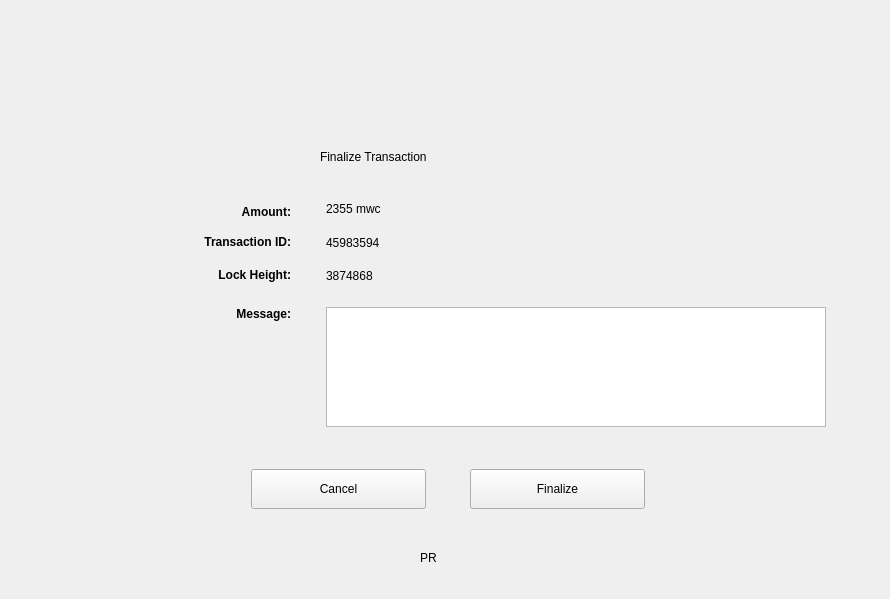
Qt form windows/g_filetransaction.ui (0xkobe/mwc-wallet) before a commit.
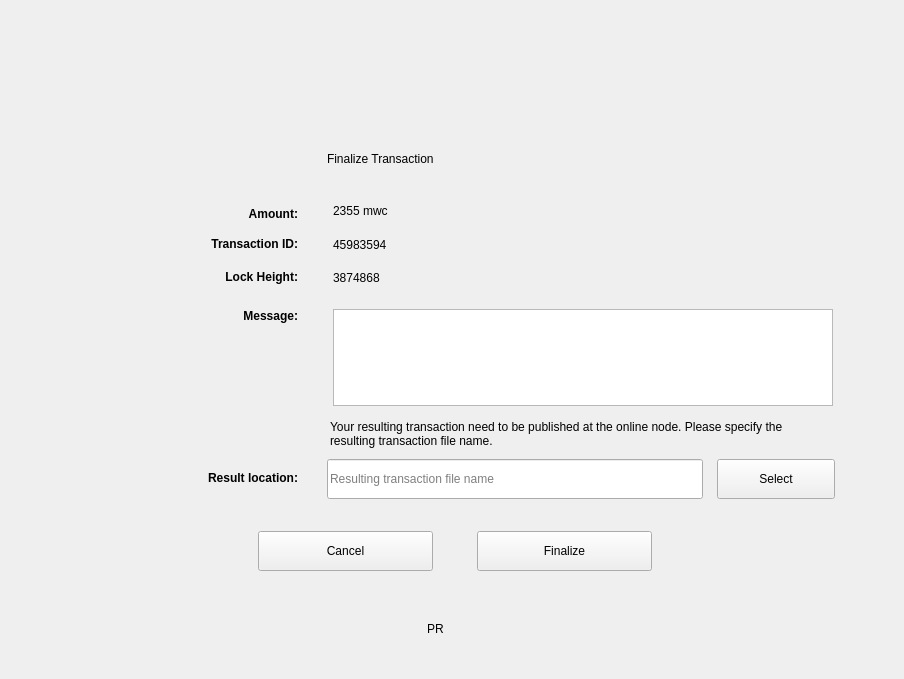
The same form after that commit. Icons and pictures are not drawn. Custom widgets are drawn as their Qt base class.

```diff
--- a/windows/g_filetransaction.ui
+++ b/windows/g_filetransaction.ui
@@ -6,8 +6,8 @@
    <rect>
     <x>0</x>
     <y>0</y>
-    <width>890</width>
-    <height>599</height>
+    <width>904</width>
+    <height>679</height>
    </rect>
   </property>
   <property name="windowTitle">
@@ -62,20 +62,20 @@
        <property name="minimumSize">
         <size>
          <width>778</width>
-         <height>430</height>
+         <height>475</height>
         </size>
        </property>
        <property name="maximumSize">
         <size>
          <width>778</width>
-         <height>430</height>
+         <height>475</height>
         </size>
        </property>
        <widget class="control::MwcPushButtonNormal" name="processButton">
         <property name="geometry">
          <rect>
           <x>414</x>
-          <y>384</y>
+          <y>429</y>
           <width>175</width>
           <height>40</height>
          </rect>
@@ -109,7 +109,7 @@
         <property name="geometry">
          <rect>
           <x>270</x>
-          <y>183</y>
+          <y>168</y>
           <width>500</width>
           <height>16</height>
          </rect>
@@ -122,7 +122,7 @@
         <property name="geometry">
          <rect>
           <x>270</x>
-          <y>114</y>
+          <y>99</y>
           <width>500</width>
           <height>19</height>
          </rect>
@@ -135,7 +135,7 @@
         <property name="geometry">
          <rect>
           <x>264</x>
-          <y>48</y>
+          <y>33</y>
           <width>388</width>
           <height>31</height>
          </rect>
@@ -151,7 +151,7 @@
         <property name="geometry">
          <rect>
           <x>104</x>
-          <y>147</y>
+          <y>132</y>
           <width>131</width>
           <height>20</height>
          </rect>
@@ -167,7 +167,7 @@
         <property name="geometry">
          <rect>
           <x>114</x>
-          <y>219</y>
+          <y>204</y>
           <width>121</width>
           <height>20</height>
          </rect>
@@ -183,7 +183,7 @@
         <property name="geometry">
          <rect>
           <x>180</x>
-          <y>18</y>
+          <y>3</y>
           <width>52</width>
           <height>61</height>
          </rect>
@@ -202,7 +202,7 @@
         <property name="geometry">
          <rect>
           <x>104</x>
-          <y>180</y>
+          <y>165</y>
           <width>131</width>
           <height>20</height>
          </rect>
@@ -218,7 +218,7 @@
         <property name="geometry">
          <rect>
           <x>104</x>
-          <y>117</y>
+          <y>102</y>
           <width>131</width>
           <height>20</height>
          </rect>
@@ -234,7 +234,7 @@
         <property name="geometry">
          <rect>
           <x>270</x>
-          <y>150</y>
+          <y>135</y>
           <width>500</width>
           <height>16</height>
          </rect>
@@ -247,7 +247,7 @@
         <property name="geometry">
          <rect>
           <x>195</x>
-          <y>384</y>
+          <y>429</y>
           <width>175</width>
           <height>40</height>
          </rect>
@@ -281,9 +281,9 @@
         <property name="geometry">
          <rect>
           <x>270</x>
-          <y>222</y>
+          <y>207</y>
           <width>500</width>
-          <height>120</height>
+          <height>97</height>
          </rect>
         </property>
         <property name="sizePolicy">
@@ -314,8 +314,8 @@
          <string>&lt;!DOCTYPE HTML PUBLIC &quot;-//W3C//DTD HTML 4.0//EN&quot; &quot;http://www.w3.org/TR/REC-html40/strict.dtd&quot;&gt;
 &lt;html&gt;&lt;head&gt;&lt;meta name=&quot;qrichtext&quot; content=&quot;1&quot; /&gt;&lt;style type=&quot;text/css&quot;&gt;
 p, li { white-space: pre-wrap; }
-&lt;/style&gt;&lt;/head&gt;&lt;body style=&quot; font-family:'Ubuntu'; font-size:11pt; font-weight:400; font-style:normal;&quot;&gt;
-&lt;p style=&quot;-qt-paragraph-type:empty; margin-top:0px; margin-bottom:0px; margin-left:0px; margin-right:0px; -qt-block-indent:0; text-indent:0px; font-family:'.SF NS Text'; font-size:13pt;&quot;&gt;&lt;br /&gt;&lt;/p&gt;&lt;/body&gt;&lt;/html&gt;</string>
+&lt;/style&gt;&lt;/head&gt;&lt;body style=&quot; font-family:'.SF NS Text'; font-size:13pt; font-weight:400; font-style:normal;&quot;&gt;
+&lt;p style=&quot;-qt-paragraph-type:empty; margin-top:0px; margin-bottom:0px; margin-left:0px; margin-right:0px; -qt-block-indent:0; text-indent:0px; font-family:'.SF NS Text';&quot;&gt;&lt;br /&gt;&lt;/p&gt;&lt;/body&gt;&lt;/html&gt;</string>
         </property>
         <property name="acceptRichText">
          <bool>false</bool>
@@ -324,6 +324,119 @@
          <string/>
         </property>
        </widget>
+       <widget class="QWidget" name="resultLocationFrame" native="true">
+        <property name="geometry">
+         <rect>
+          <x>0</x>
+          <y>315</y>
+          <width>778</width>
+          <height>91</height>
+         </rect>
+        </property>
+        <widget class="control::MwcPushButtonNormal" name="resultTransFileNameSelect">
+         <property name="geometry">
+          <rect>
+           <x>654</x>
+           <y>42</y>
+           <width>118</width>
+           <height>40</height>
+          </rect>
+         </property>
+         <property name="minimumSize">
+          <size>
+           <width>0</width>
+           <height>40</height>
+          </size>
+         </property>
+         <property name="maximumSize">
+          <size>
+           <width>16777215</width>
+           <height>40</height>
+          </size>
+         </property>
+         <property name="focusPolicy">
+          <enum>Qt::StrongFocus</enum>
+         </property>
+         <property name="toolTip">
+          <string>Select Keybase binary location</string>
+         </property>
+         <property name="text">
+          <string>Select</string>
+         </property>
+        </widget>
+        <widget class="control::MwcLineEditNormal" name="resultingTxFileName">
+         <property name="geometry">
+          <rect>
+           <x>264</x>
+           <y>42</y>
+           <width>376</width>
+           <height>40</height>
+          </rect>
+         </property>
+         <property name="minimumSize">
+          <size>
+           <width>0</width>
+           <height>40</height>
+          </size>
+         </property>
+         <property name="maximumSize">
+          <size>
+           <width>16777215</width>
+           <height>40</height>
+          </size>
+         </property>
+         <property name="focusPolicy">
+          <enum>Qt::StrongFocus</enum>
+         </property>
+         <property name="maxLength">
+          <number>1024</number>
+         </property>
+         <property name="alignment">
+          <set>Qt::AlignLeading|Qt::AlignLeft|Qt::AlignVCenter</set>
+         </property>
+         <property name="readOnly">
+          <bool>true</bool>
+         </property>
+         <property name="placeholderText">
+          <string>Resulting transaction file name</string>
+         </property>
+        </widget>
+        <widget class="control::MwcLabelSmall" name="label_2">
+         <property name="geometry">
+          <rect>
+           <x>267</x>
+           <y>0</y>
+           <width>490</width>
+           <height>31</height>
+          </rect>
+         </property>
+         <property name="text">
+          <string>Your resulting transaction need to be published at the online node. Please specify the resulting transaction file name.</string>
+         </property>
+         <property name="alignment">
+          <set>Qt::AlignBottom|Qt::AlignLeading|Qt::AlignLeft</set>
+         </property>
+         <property name="wordWrap">
+          <bool>true</bool>
+         </property>
+        </widget>
+        <widget class="control::MwcLabelNormal" name="label_8">
+         <property name="geometry">
+          <rect>
+           <x>104</x>
+           <y>51</y>
+           <width>131</width>
+           <height>20</height>
+          </rect>
+         </property>
+         <property name="text">
+          <string>&lt;b&gt;Result location:&lt;/b&gt;</string>
+         </property>
+         <property name="alignment">
+          <set>Qt::AlignRight|Qt::AlignTrailing|Qt::AlignVCenter</set>
+         </property>
+        </widget>
+       </widget>
       </widget>
      </item>
      <item>
@@ -472,16 +585,26 @@
    <extends>QLabel</extends>
    <header>control/MwcLabelProgress.h</header>
   </customwidget>
-  <customwidget>
-   <class>control::MwcLabelLarge</class>
-   <extends>QLabel</extends>
-   <header>control/MwcLabel.h</header>
-  </customwidget>
   <customwidget>
    <class>control::MwcLabelNormal</class>
    <extends>QLabel</extends>
    <header>control/MwcLabel.h</header>
   </customwidget>
+  <customwidget>
+   <class>control::MwcLineEditNormal</class>
+   <extends>QLineEdit</extends>
+   <header>control/MwcLineEdit.h</header>
+  </customwidget>
+  <customwidget>
+   <class>control::MwcLabelSmall</class>
+   <extends>QLabel</extends>
+   <header>control/MwcLabel.h</header>
+  </customwidget>
+  <customwidget>
+   <class>control::MwcLabelLarge</class>
+   <extends>QLabel</extends>
+   <header>control/MwcLabel.h</header>
+  </customwidget>
  </customwidgets>
  <resources>
   <include location="../resources.qrc"/>
```
Left out of the diff: 9 changed lines with no effect on the pictures.
